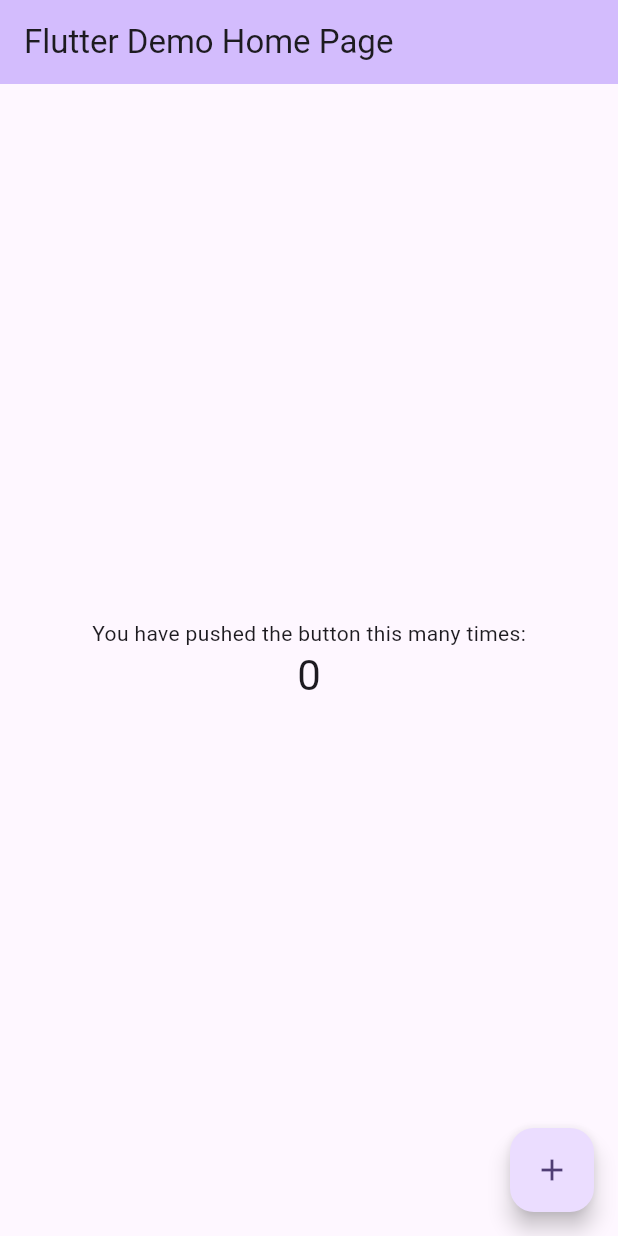
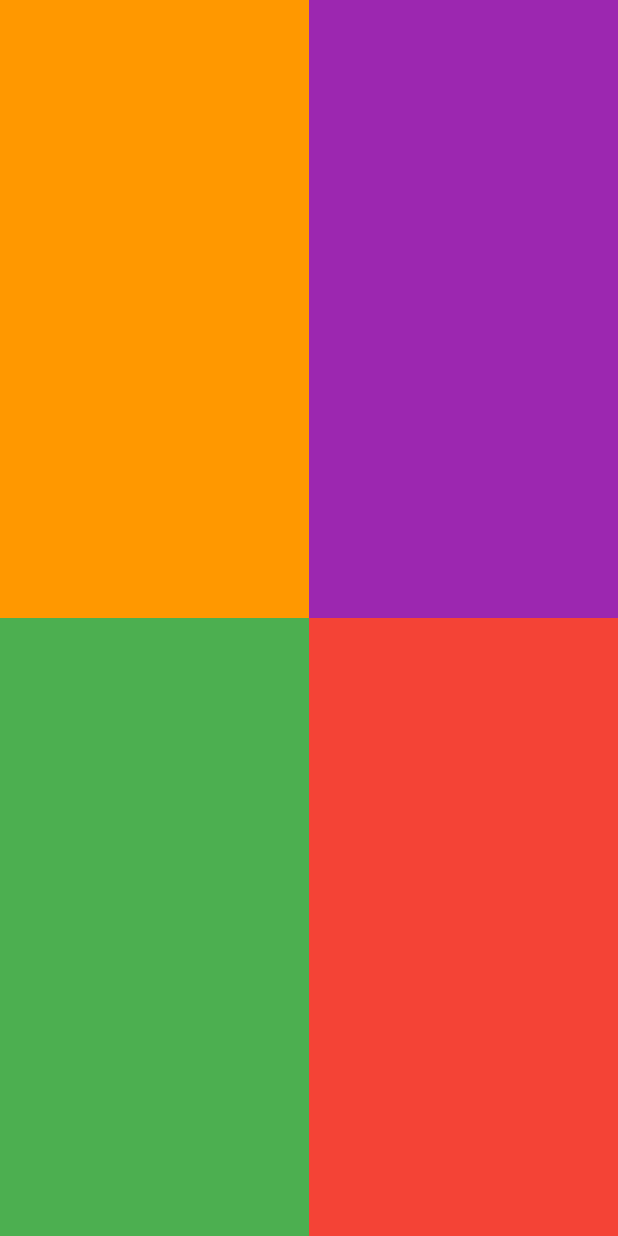
Before and after one commit to garrettApproachableGeek/impeller_bug, a Flutter app: the screen it shows after launch, on a phone screen of 412 x 824 dp. Run offline on Flutter 3.47's test engine with Material 3 defaults, Android fonts, the phone set to English and light mode, and no system bars.

Commit message:
Magnifier example

```diff
--- /dev/null
+++ b/lib/magnifier/magnifier.dart
@@ -0,0 +1,96 @@
+import 'dart:ui';
+
+import 'package:flutter/material.dart';
+
+import 'magnifier_painter.dart';
+
+// Based from: https://www.flutterclutter.dev/flutter/tutorials/widget-magnifier/2020/1638/
+class CustomMagnifier extends StatefulWidget {
+  const CustomMagnifier({
+    required this.size,
+    required this.child,
+    super.key,
+  });
+
+  final Size size;
+  final Widget child;
+
+  @override
+  CustomMagnifierState createState() => CustomMagnifierState();
+}
+
+class CustomMagnifierState extends State<CustomMagnifier> {
+  double scale = 3.0; // Magnification Scale
+  double topPadding = 10;
+  Offset fingerPosition = Offset.zero;
+  Size magnifierCircleSize = const Size(160, 160);
+  bool showMagnifier = false;
+  late double rightPadding;
+  late Matrix4 matrix;
+
+  @override
+  void initState() {
+    super.initState();
+    rightPadding = (widget.size.width / 2);
+    calculateMatrix();
+  }
+
+  @override
+  Widget build(BuildContext context) {
+    // Track finger position for Magnifier Tool
+    return GestureDetector(
+      onLongPressStart: (details) {
+        setState(() {
+          fingerPosition =
+              Offset(details.globalPosition.dx, details.globalPosition.dy);
+          showMagnifier = true;
+        });
+        calculateMatrix();
+      },
+      onLongPressMoveUpdate: (details) {
+        setState(() {
+          fingerPosition =
+              Offset(details.globalPosition.dx, details.globalPosition.dy);
+        });
+        calculateMatrix();
+      },
+      child: Stack(
+        children: [
+          widget.child,
+          if (showMagnifier) getMagnifier(context),
+        ],
+      ),
+    );
+  }
+
+  void calculateMatrix() {
+    double scaledX =
+        fingerPosition.dx - ((widget.size.width + rightPadding) / 2 / scale);
+    double scaledY =
+        fingerPosition.dy - (magnifierCircleSize.height / 2 / scale);
+    setState(() {
+      matrix = Matrix4.identity()
+        ..scale(scale, scale)
+        ..translate(-scaledX, -scaledY);
+    });
+  }
+
+  // BackdropFilter combined with ImageFilter is what causes the magnification to happen.
+  Widget getMagnifier(BuildContext context) {
+    return Padding(
+      padding: EdgeInsets.fromLTRB(rightPadding, topPadding, 0, 0),
+      child: Align(
+        alignment: Alignment.topCenter,
+        child: ClipOval(
+          child: BackdropFilter(
+            filter: ImageFilter.matrix(matrix.storage),
+            child: CustomPaint(
+              painter: const MagnifierPainter(),
+              size: magnifierCircleSize,
+            ),
+          ),
+        ),
+      ),
+    );
+  }
+}
--- a/lib/main.dart
+++ b/lib/main.dart
@@ -1,4 +1,6 @@
 import 'package:flutter/material.dart';
+
+import 'magnifier/magnifier.dart';
 
 void main() {
   runApp(const MyApp());
@@ -29,40 +31,44 @@ class MyHomePage extends StatefulWidget {
 }
 
 class _MyHomePageState extends State<MyHomePage> {
-  int _counter = 0;
-
-  void _incrementCounter() {
-    setState(() {
-      _counter++;
-    });
-  }
-
   @override
   Widget build(BuildContext context) {
-    return Scaffold(
-      appBar: AppBar(
-        backgroundColor: Theme.of(context).colorScheme.inversePrimary,
-        title: Text(widget.title),
-      ),
-      body: Center(
-        child: Column(
-          mainAxisAlignment: MainAxisAlignment.center,
-          children: <Widget>[
-            const Text(
-              'You have pushed the button this many times:',
-            ),
-            Text(
-              '$_counter',
-              style: Theme.of(context).textTheme.headlineMedium,
-            ),
-          ],
-        ),
-      ),
-      floatingActionButton: FloatingActionButton(
-        onPressed: _incrementCounter,
-        tooltip: 'Increment',
-        child: const Icon(Icons.add),
-      ),
+    Size screenSize = MediaQuery.of(context).size;
+    return CustomMagnifier(
+      size: screenSize,
+      child: Scaffold(
+          body: Column(
+        children: [
+          Row(
+            children: [
+              Container(
+                color: Colors.orange,
+                width: screenSize.width * .5,
+                height: screenSize.height * .5,
+              ),
+              Container(
+                color: Colors.purple,
+                width: screenSize.width * .5,
+                height: screenSize.height * .5,
+              )
+            ],
+          ),
+          Row(
+            children: [
+              Container(
+                color: Colors.green,
+                width: screenSize.width * .5,
+                height: screenSize.height * .5,
+              ),
+              Container(
+                color: Colors.red,
+                width: screenSize.width * .5,
+                height: screenSize.height * .5,
+              )
+            ],
+          ),
+        ],
+      )),
     );
   }
 }
```
Also changed, not shown: lib/magnifier/magnifier_painter.dart (added, +61 -0 lines).
